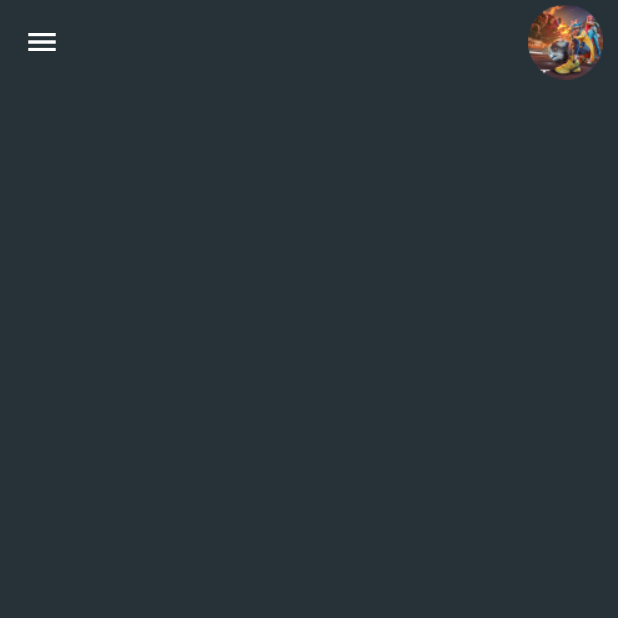
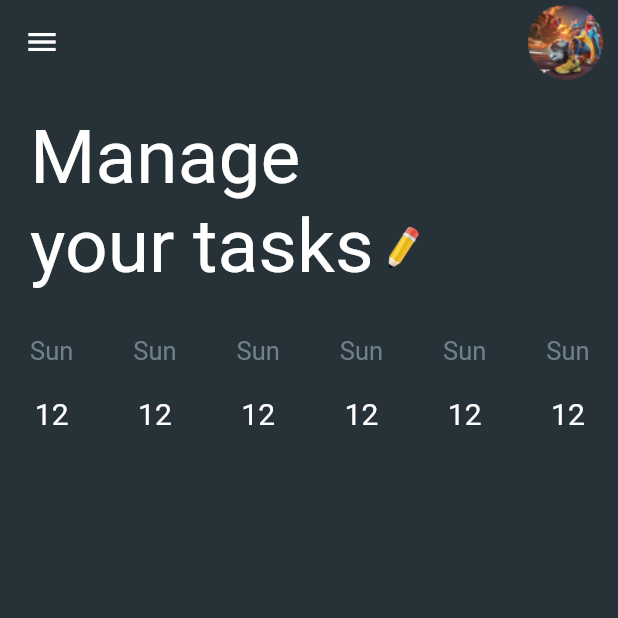
Before and after one commit to Deonorla/Task-management-app-ui, a Flutter app: the screen it shows after launch, on a phone screen of 412 x 824 dp, the top half of it. Run offline on Flutter 3.47's test engine with Material 2 defaults, Android fonts, the phone set to English and light mode, and no system bars.

Commit message:
[Added calender using listview builder]

```diff
--- a/lib/screens/home.dart
+++ b/lib/screens/home.dart
@@ -1,5 +1,7 @@
 import 'package:flutter/material.dart';
 import 'package:task_management/screens/widgets/ui_contants.dart';
+
+import 'widgets/calenderWidget.dart';
 
 class Home extends StatelessWidget {
   const Home({super.key});
@@ -9,6 +11,52 @@ class Home extends StatelessWidget {
     final appbar = Uiconstants.appbar();
     return Scaffold(
       appBar: appbar,
+      body: SingleChildScrollView(
+        child: Column(
+          crossAxisAlignment: CrossAxisAlignment.start,
+          children: [
+            Container(
+              margin: const EdgeInsets.only(top: 20, left: 20),
+              child: RichText(
+                  text: TextSpan(children: [
+                const TextSpan(
+                    text: "Manage \nyour tasks",
+                    style: TextStyle(fontSize: 50)),
+                WidgetSpan(
+                  child: Image.asset(
+                    "assets/icons/pencil.png",
+                    width: 70,
+                    height: 40,
+                    alignment: Alignment.bottomLeft,
+                  ),
+                )
+              ])),
+            ), // container manage your tasks
+            Container(
+              height: 300,
+              margin: const EdgeInsets.symmetric(vertical: 30),
+              child: Row(mainAxisAlignment: MainAxisAlignment.start, children: [
+                Expanded(
+                  child: ListView(
+                    scrollDirection: Axis.horizontal,
+                    primary: false,
+                    shrinkWrap: true,
+                    children: const [
+                      CalenderWidget(day: "Sun", date: "12"),
+                      CalenderWidget(day: "Sun", date: "12"),
+                      CalenderWidget(day: "Sun", date: "12"),
+                      CalenderWidget(day: "Sun", date: "12"),
+                      CalenderWidget(day: "Sun", date: "12"),
+                      CalenderWidget(day: "Sun", date: "12"),
+                      CalenderWidget(day: "Sun", date: "12"),
+                    ],
+                  ),
+                )
+              ]),
+            )
+          ],
+        ),
+      ),
     );
   }
 }
--- /dev/null
+++ b/lib/screens/widgets/calenderWidget.dart
@@ -0,0 +1,30 @@
+import 'package:flutter/material.dart';
+
+class CalenderWidget extends StatelessWidget {
+  final String day, date;
+  const CalenderWidget({
+    super.key,
+    required this.day,
+    required this.date,
+  });
+
+  @override
+  Widget build(BuildContext context) {
+    return Container(
+      margin: const EdgeInsets.symmetric(horizontal: 20),
+      child: Column(
+        children: [
+          Text(
+            day,
+            style: const TextStyle(
+                color: Color.fromARGB(255, 109, 129, 141), fontSize: 17),
+          ),
+          const SizedBox(
+            height: 20,
+          ),
+          Text(date, style: const TextStyle(color: Colors.white, fontSize: 20))
+        ],
+      ),
+    );
+  }
+}
--- a/pubspec.yaml
+++ b/pubspec.yaml
@@ -61,6 +61,7 @@ flutter:
   # To add assets to your application, add an assets section, like this:
   assets:
     - assets/images/
+    - assets/icons/
 
 
   # An image asset can refer to one or more resolution-specific "variants", see
```
Also changed, not shown: assets/icons/pencil.png (added).
